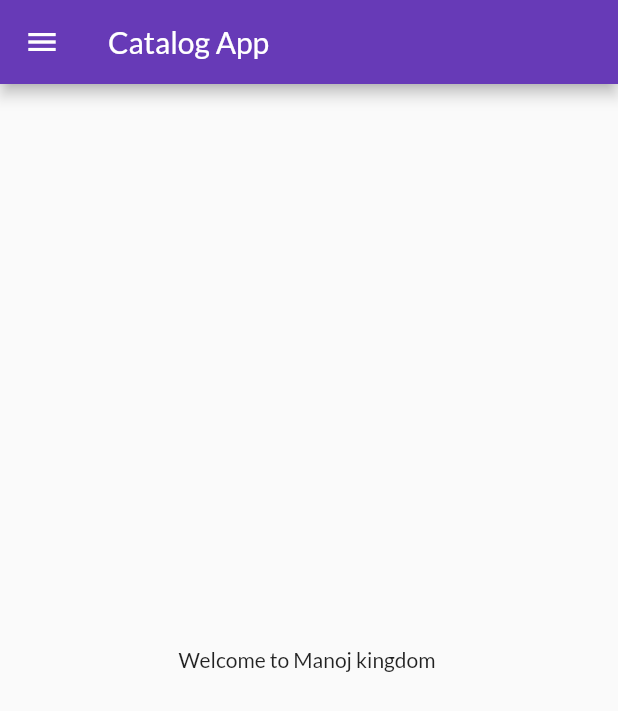
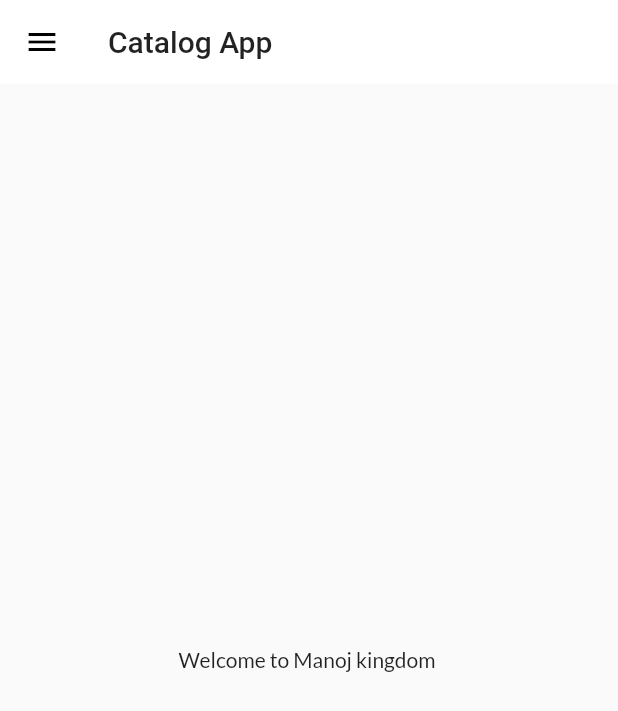
Before and after one commit to RougeAssasin/flutter-tutorial, a Flutter app: the screen it shows after launch, on a phone screen of 412 x 824 dp. Shown: the top 711 px of the screen. Run offline on Flutter 3.47's test engine with Material 2 defaults, Android fonts, the phone set to English and light mode, and no system bars; our stand-ins replace google_fonts.

Commit message:
themes updated

```diff
--- a/lib/main.dart
+++ b/lib/main.dart
@@ -2,6 +2,7 @@ import 'package:flutter/material.dart';
 import 'package:flutter_tutorial/pages/home_page.dart';
 import 'package:flutter_tutorial/pages/login_page.dart';
 import 'package:flutter_tutorial/utils/routes.dart';
+import 'package:flutter_tutorial/widgets/themes.dart';
 import 'package:google_fonts/google_fonts.dart';
 
 void main() {
@@ -16,10 +17,8 @@ class MyApp extends StatelessWidget {
     return MaterialApp(
       debugShowCheckedModeBanner: false,
       themeMode: ThemeMode.light,
-      theme: ThemeData(
-        primarySwatch: Colors.deepPurple,
-        fontFamily: GoogleFonts.lato().fontFamily,
-      ),
+      theme: MyTheme.lightTheme(context),
+      darkTheme: MyTheme.darkTheme(context),
       routes: {
         "/": (context) => HomePage(),
         MyRoutes.homeRoute: (context) => HomePage(),
--- a/lib/pages/home_page.dart
+++ b/lib/pages/home_page.dart
@@ -7,7 +7,9 @@ class HomePage extends StatelessWidget {
   Widget build(BuildContext context) {
     return Scaffold(
       appBar: AppBar(
-        title: Text("Catalog App"),
+        title: Text(
+          "Catalog App",
+        ),
       ),
       body: Center(
         child: Container(
--- /dev/null
+++ b/lib/widgets/themes.dart
@@ -0,0 +1,19 @@
+import 'package:flutter/material.dart';
+import 'package:google_fonts/google_fonts.dart';
+
+class MyTheme {
+  static ThemeData lightTheme(BuildContext context) => ThemeData(
+        primarySwatch: Colors.deepPurple,
+        fontFamily: GoogleFonts.lato().fontFamily,
+        appBarTheme: AppBarTheme(
+          color: Colors.white,
+          elevation: 0.0,
+          iconTheme: IconThemeData(color: Colors.black),
+          textTheme: Theme.of(context).textTheme,
+        ),
+      );
+
+  static ThemeData darkTheme(BuildContext context) => ThemeData(
+        brightness: Brightness.dark,
+      );
+}
```
